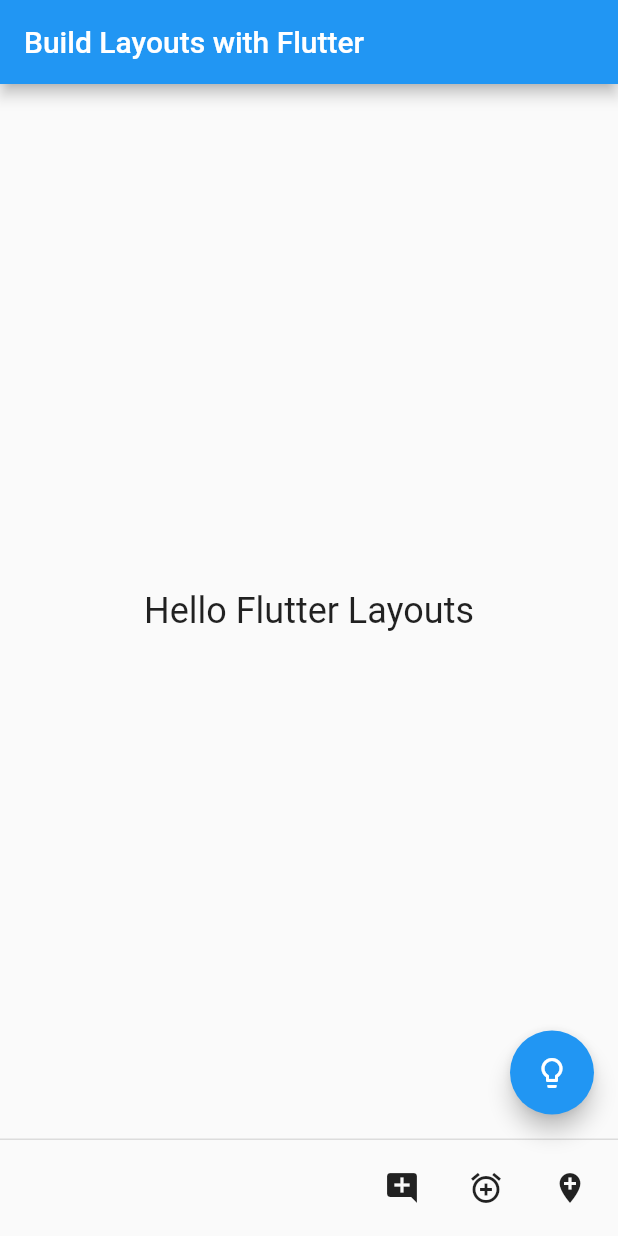
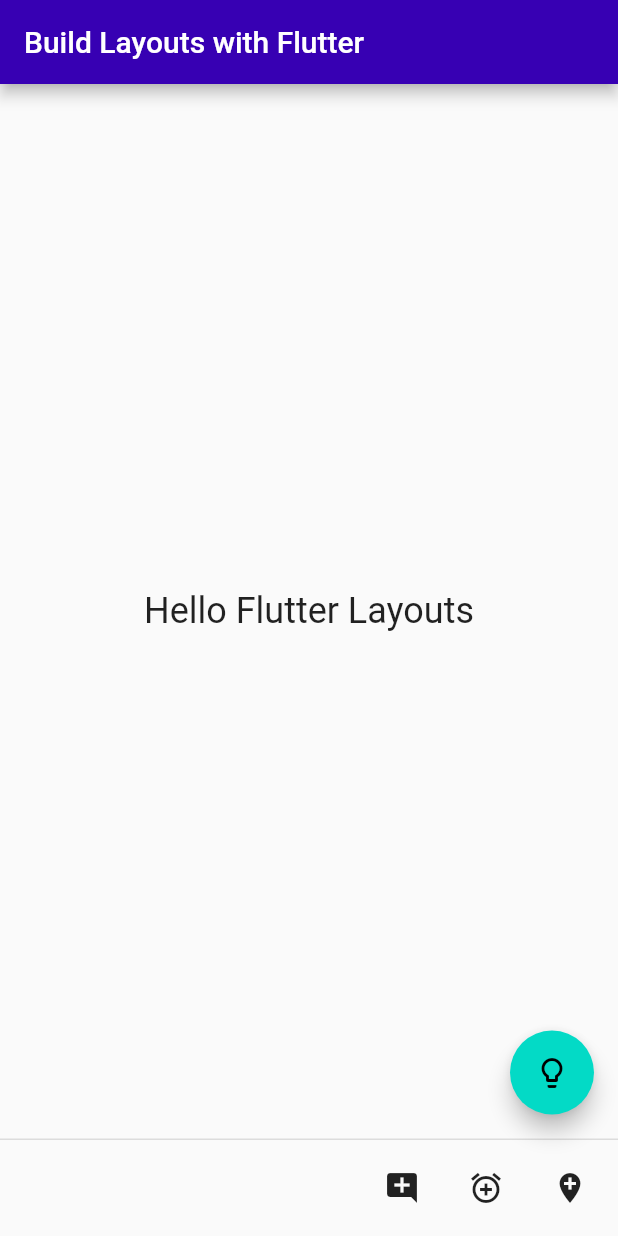
Before and after one commit to bdushimi/atlp-flutter, a Flutter app: the screen it shows after launch, on a phone screen of 412 x 824 dp. Run offline on Flutter 3.47's test engine with Material 2 defaults, Android fonts, the phone set to English and light mode, and no system bars.

Commit message:
Adds themeData using new API

```diff
--- a/flutter-firebase/hello_layouts/lib/main.dart
+++ b/flutter-firebase/hello_layouts/lib/main.dart
@@ -9,6 +9,22 @@
   Widget build(BuildContext context) {
     return MaterialApp(
       debugShowCheckedModeBanner: false,
+      theme: ThemeData(
+        brightness: Brightness.light,
+        colorScheme: const ColorScheme(
+          primary: Color(0xff3700B3),
+          secondary: Color(0xff03DAC6),
+          background: Color(0xffFFFFFF),
+          brightness: Brightness.light,
+          error: Color(0xffB00020),
+          onBackground: Color(0xff000000),
+          onError: Color(0xffFFFFFF),
+          onPrimary: Color(0xffFFFFFF),
+          onSurface: Color(0xffFFFFFF),
+          onSecondary: Color(0xff000000),
+          surface: Color(0xff000000),
+        ),
+      ),
       home: Scaffold(
         appBar: AppBar(
           title: const Text("Build Layouts with Flutter"),
@@ -26,18 +42,9 @@
           child: const Icon(Icons.lightbulb_outlined),
         ),
         persistentFooterButtons: <Widget>[
-          IconButton(
-            onPressed: () {},
-          icon: const Icon(Icons.add_comment)
-          ),
-          IconButton(
-            onPressed: () {},
-          icon: const Icon(Icons.add_alarm)
-          ),
-          IconButton(
-            onPressed: () {},
-          icon: const Icon(Icons.add_location)
-          ),
+          IconButton(onPressed: () {}, icon: const Icon(Icons.add_comment)),
+          IconButton(onPressed: () {}, icon: const Icon(Icons.add_alarm)),
+          IconButton(onPressed: () {}, icon: const Icon(Icons.add_location)),
         ],
       ),
     );
```
Also changed, not shown: flutter-firebase/hello_layouts/lib/dark_theme_page.dart (added).
